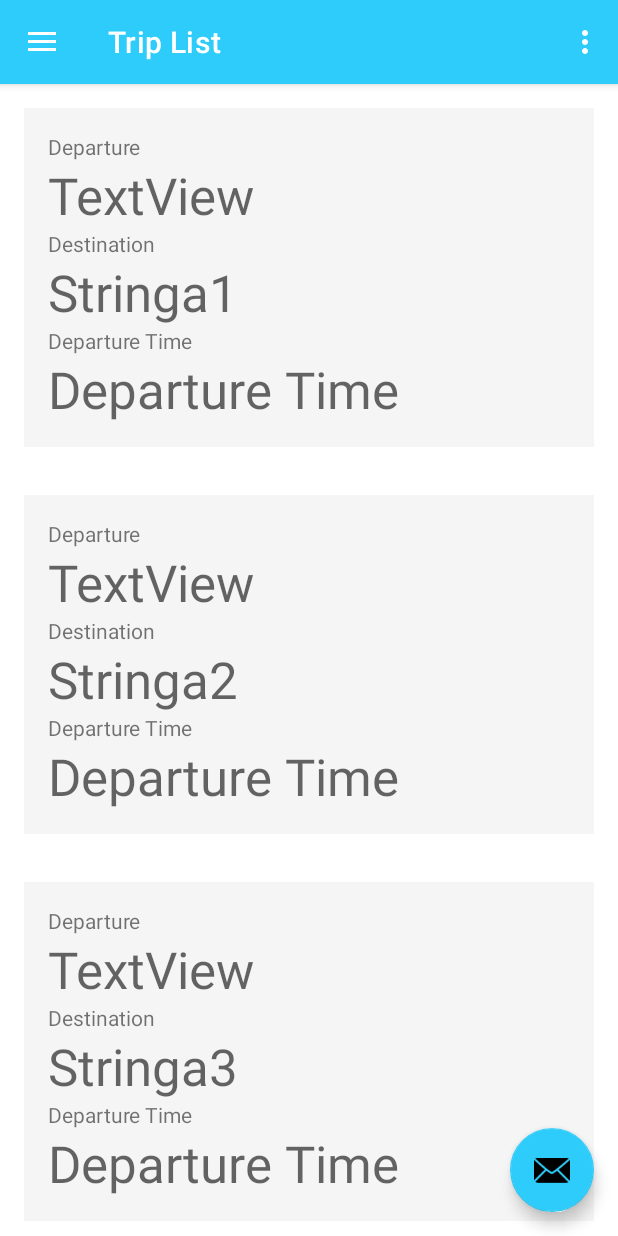
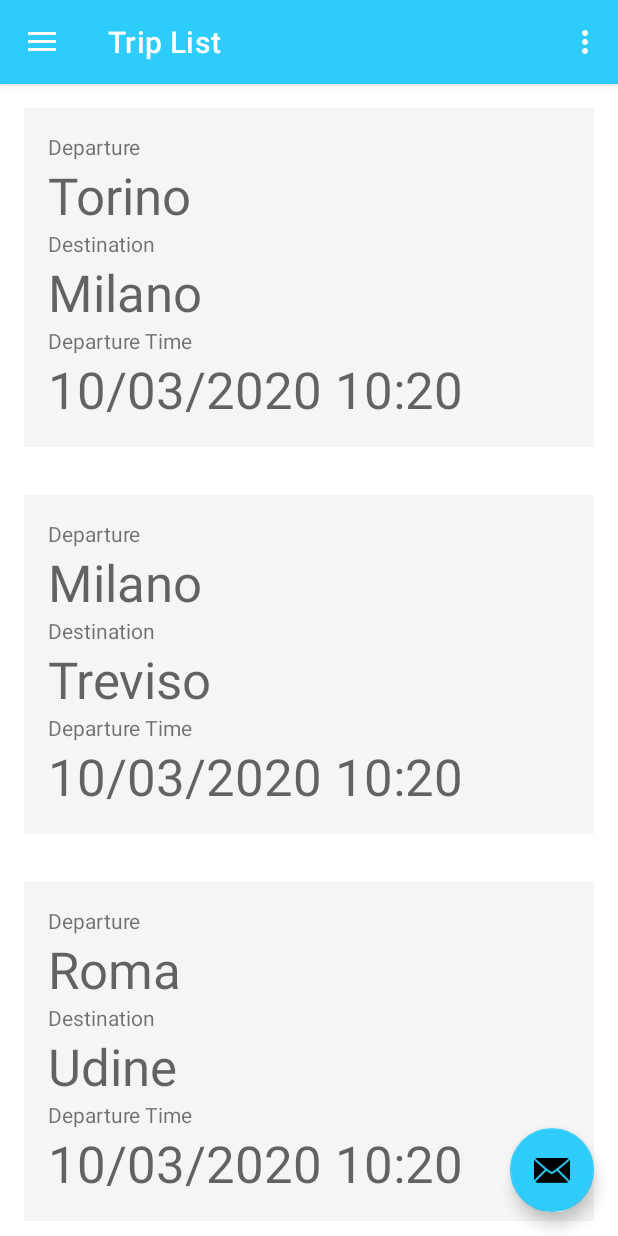
Before and after one commit to valparahiso/mad-car-pooling, an Android app: the screen it shows after launch (MainActivity), on a phone screen of 412 x 824 dp. Run offline under Robolectric (Android 15) with nearby library versions, the phone set to English and light mode, and no system bars; our stand-ins replace navigation-ui.

Commit message:
Fragment list trips aggiunto onclick per cambiare fragment ma c'è un errore su cui indagare

```diff
--- a/app/src/main/java/it/polito/mad/mad_car_pooling/Trip.kt
+++ b/app/src/main/java/it/polito/mad/mad_car_pooling/Trip.kt
@@ -1,17 +1,39 @@
 package it.polito.mad.mad_car_pooling
 
-import android.util.StringBuilderPrinter
+import android.util.Log
+import java.net.URI
 
 data class Trip(
-    val id: Int,
-    var photo: String,
-    var departureLocation: String,
-    var arrivalLocation: String,
-    var departureDate: String,
-    var departureTime: String,
-    var tripDuration: Int,
-    var price:Int) {
+    private var photo_: URI,
+    private var departureLocation_: String,
+    private var arrivalLocation_: String,
+    private var departureDateTime_: String,
+    private var arrivalDateTime_: String,
+    private var duration_: Double,
+    private var seats_: Int,
+    private var price_: Double,
+    private var description_: String
+){
+
+    val photo: URI get() = photo_
+    val departureLocation: String get() = departureLocation_
+    val arrivalLocation: String get() = arrivalLocation_
+    val departureDateTime: String get() = departureDateTime_
+    val arrivalDateTime: String get() = arrivalDateTime_
+    val duration: Double get() = duration_
+    val seats: Int get() = seats_
+    val price: Double get() = price
+    val description: String get() = description
 
 
+    companion object {
+        @JvmStatic  private var id: Int = 0
+    }
+
+    init {
+        Log.d("POLITOMAD_Trip", "ID: $id")
+        Log.d("POLITOMAD_Trip", "Departure: " + this.departureLocation_)
+        id++
+    }
 
 }
--- a/app/src/main/java/it/polito/mad/mad_car_pooling/TripAdapter.kt
+++ b/app/src/main/java/it/polito/mad/mad_car_pooling/TripAdapter.kt
@@ -1,29 +1,47 @@
 package it.polito.mad.mad_car_pooling
-
+import android.app.Activity
+import android.app.ActivityManager
+import android.content.Context
 import android.view.LayoutInflater
 import android.view.View
 import android.view.ViewGroup
+import android.widget.LinearLayout
 import android.widget.TextView
+import androidx.appcompat.app.AppCompatActivity
+import androidx.fragment.app.Fragment
+import androidx.fragment.app.FragmentActivity
 import androidx.recyclerview.widget.RecyclerView
 
-class TripAdapter(val data: List<String>): RecyclerView.Adapter<TripAdapter.TripViewHolder> (){
 
-    class TripViewHolder(v: View): RecyclerView.ViewHolder(v){
-        val destination: TextView = v.findViewById(R.id.destination)
+class TripAdapter(private val data: List<Trip>, private val context_: Context): RecyclerView.Adapter<TripAdapter.TripViewHolder> (){
+
+    class TripViewHolder(v: View, context_: Context): RecyclerView.ViewHolder(v){
+        private val departure_location: TextView = v.findViewById(R.id.departure)
+        private val destination: TextView = v.findViewById(R.id.destination)
+        private val departure_time: TextView = v.findViewById(R.id.departure_time)
+        private val item_button: LinearLayout = v.findViewById(R.id.item_button)
+        private var next_fragment : Fragment? = (context_ as FragmentActivity).supportFragmentManager.findFragmentByTag("TripDetailsFragment")
+        private val context = context_
 
         //passare poi un oggetto Trip
-        fun bind(u: String){
-            destination.text = u
+        fun bind(u: Trip){
+            destination.text = u.arrivalLocation
+            departure_location.text = u.departureLocation
+            departure_time.text = u.departureDateTime
+            item_button.setOnClickListener {
+                (context as FragmentActivity).supportFragmentManager.beginTransaction().replace(R.id.trip_list_fragment, next_fragment!!).commit()
+            }
         }
     }
 
     override fun getItemCount(): Int {
+
         return data.size
     }
 
-    override fun onCreateViewHolder(parent: ViewGroup, viewType: Int): TripAdapter.TripViewHolder {
+    override fun onCreateViewHolder(parent: ViewGroup, viewType: Int): TripViewHolder {
         val v = LayoutInflater.from(parent.context).inflate(R.layout.item_trip_list, parent, false)
-        return TripViewHolder(v)
+        return TripViewHolder(v, context_)
     }
 
     override fun onBindViewHolder(holder: TripAdapter.TripViewHolder, position: Int) {
@@ -33,4 +51,6 @@ class TripAdapter(val data: List<String>): RecyclerView.Adapter<TripAdapter.Trip
 
 
 
+
+
 }
--- a/app/src/main/java/it/polito/mad/mad_car_pooling/ui/trip_list/TripListFragment.kt
+++ b/app/src/main/java/it/polito/mad/mad_car_pooling/ui/trip_list/TripListFragment.kt
@@ -8,8 +8,19 @@ import androidx.fragment.app.Fragment
 import androidx.recyclerview.widget.LinearLayoutManager
 import androidx.recyclerview.widget.RecyclerView
 import it.polito.mad.mad_car_pooling.R
+import it.polito.mad.mad_car_pooling.Trip
 import it.polito.mad.mad_car_pooling.TripAdapter
+import java.net.URI
+
+
 class TripListFragment : Fragment() {
+
+    private val trips: List<Trip> = listOf(
+        Trip(URI(""), "Torino", "Milano", "10/03/2020 10:20", "10/03/2020 10:30", 0.10, 100, 30.20, ""),
+        Trip(URI(""), "Milano", "Treviso", "10/03/2020 10:20", "10/03/2020 10:30", 0.10, 100, 30.20, ""),
+        Trip(URI(""), "Roma", "Udine", "10/03/2020 10:20", "10/03/2020 10:30", 0.10, 100, 30.20, ""),
+        Trip(URI(""), "Napoli", "Vibo Valentia", "10/03/2020 10:20", "10/03/2020 10:30", 0.10, 100, 30.20, ""))
+
 
 
     override fun onCreateView(
@@ -25,9 +36,10 @@ class TripListFragment : Fragment() {
         super.onViewCreated(view, savedInstanceState)
         val recyclerView = view.findViewById<RecyclerView>(R.id.tripListRecyclerView)
 
-        val list: List<String> = listOf("Stringa1", "Stringa2", "Stringa3", "Stringa1", "Stringa2", "Stringa3","Stringa1", "Stringa2", "Stringa3" , "Stringa1", "Stringa2", "Stringa3")
 
         recyclerView.layoutManager = LinearLayoutManager(context)
-        recyclerView.adapter = TripAdapter(list)
+        recyclerView.adapter = TripAdapter(trips, requireContext())
     }
+
+
 }
--- a/app/src/main/res/layout/fragment_trip_list.xml
+++ b/app/src/main/res/layout/fragment_trip_list.xml
@@ -1,6 +1,6 @@
 <?xml version="1.0" encoding="utf-8"?>
 <androidx.constraintlayout.widget.ConstraintLayout xmlns:android="http://schemas.android.com/apk/res/android"
-    xmlns:app="http://schemas.android.com/apk/res-auto"
+    android:id="@+id/trip_list_fragment"
     xmlns:tools="http://schemas.android.com/tools"
     android:layout_width="match_parent"
     android:layout_height="match_parent"
--- a/app/src/main/res/layout/item_trip_list.xml
+++ b/app/src/main/res/layout/item_trip_list.xml
@@ -7,6 +7,7 @@
     android:padding="16dp">
 
     <LinearLayout
+        android:id="@+id/item_button"
         android:layout_width="match_parent"
         android:layout_height="wrap_content"
         android:orientation="vertical"
@@ -20,10 +21,9 @@
         android:text="Departure" />
 
     <TextView
-        android:id="@+id/departure_text"
+        android:id="@+id/departure"
         android:layout_width="match_parent"
         android:layout_height="wrap_content"
-        android:text="TextView"
         android:textAppearance="@style/TextAppearance.AppCompat.Display1" />
 
     <TextView
@@ -36,7 +36,6 @@
         android:id="@+id/destination"
         android:layout_width="match_parent"
         android:layout_height="wrap_content"
-        android:text="Destinazione"
         android:textAppearance="@style/TextAppearance.AppCompat.Display1" />
 
     <TextView
@@ -49,7 +48,6 @@
             android:id="@+id/departure_time"
             android:layout_width="353dp"
             android:layout_height="wrap_content"
-            android:text="Departure Time"
             android:textAppearance="@style/TextAppearance.AppCompat.Display1" />
 
     </LinearLayout>
```
Also changed, not shown: app/src/main/java/it/polito/mad/mad_car_pooling/ui/trip_details/TripDetailsFragment.kt (added, +31 -0 lines).
